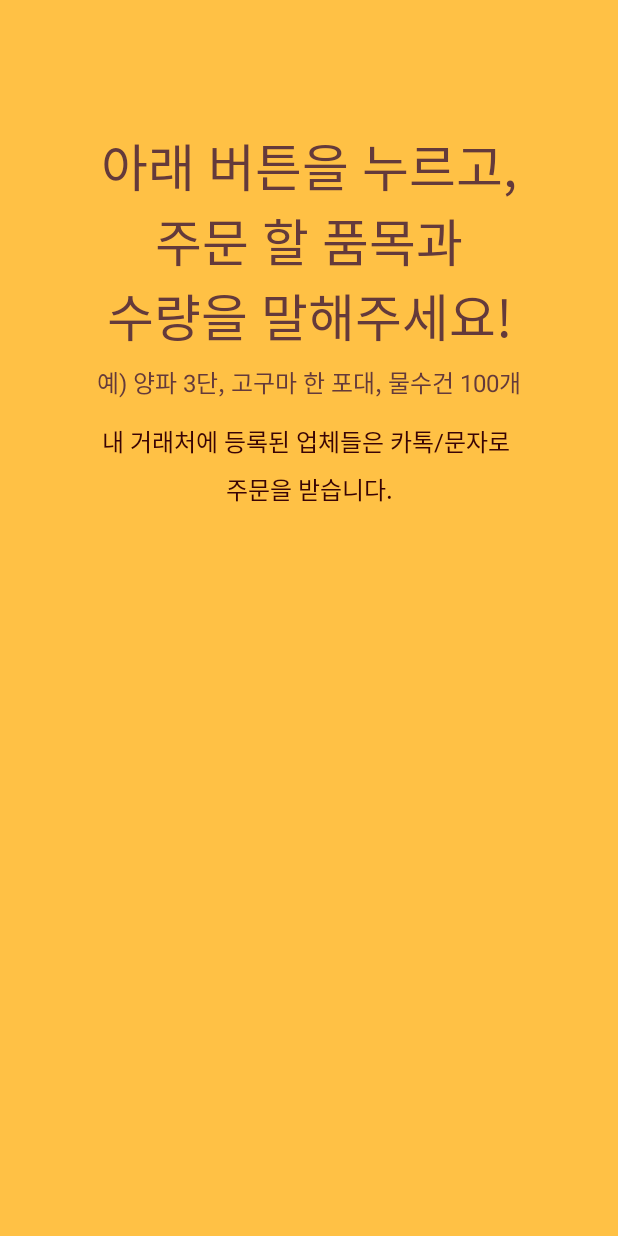
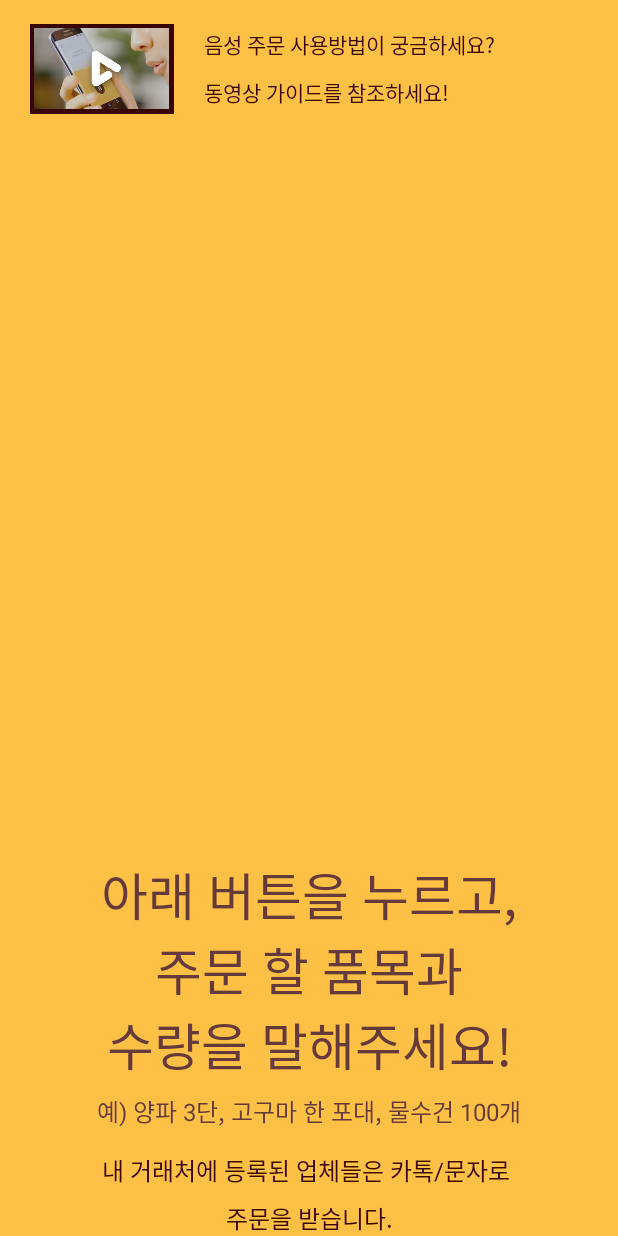
Before and after one commit to jaehong0721/VoiceOrder, an Android app: the layout layout_component_record_guide.xml on its own in the app's theme, with its tools: preview values and no code run, on a phone screen of 412 x 824 dp. Run offline under Robolectric (Android 15) with nearby library versions, the light colour scheme and no system bars; Roboto replaces fonts that are not available here.

Commit message:
녹음 가이드 레이아웃에 튜토리얼 아이콘, 문구 추가

```diff
--- a/app/src/main/res/layout/layout_component_record_guide.xml
+++ b/app/src/main/res/layout/layout_component_record_guide.xml
@@ -4,32 +4,60 @@
                 android:layout_height="match_parent"
                 android:background="@color/primaryYellow">
 
-    <TextView
+    <LinearLayout
         android:layout_width="match_parent"
         android:layout_height="wrap_content"
-        android:layout_alignParentTop="true"
+        android:layout_marginTop="16dp"
+        android:orientation="horizontal">
+
+        <ImageView
+            android:id="@+id/ivPlayTutorialVideo"
+            android:layout_width="wrap_content"
+            android:layout_height="wrap_content"
+            android:layout_marginLeft="20dp"
+            android:src="@drawable/movie"/>
+
+        <TextView
+            android:layout_width="wrap_content"
+            android:layout_height="wrap_content"
+            android:layout_gravity="center_vertical"
+            android:layout_marginLeft="20dp"
+            android:lineSpacingExtra="11sp"
+            android:text="@string/tutorial_instruction"
+            android:textSize="14sp"/>
+
+    </LinearLayout>
+
+    <RelativeLayout
+        android:layout_width="match_parent"
+        android:layout_height="wrap_content"
+        android:layout_alignParentBottom="true">
+
+        <TextView
+            android:id="@+id/tvGuide"
+            android:layout_width="match_parent"
+            android:layout_height="wrap_content"
             android:layout_alignParentLeft="true"
             android:layout_alignParentStart="true"
-        android:layout_marginTop="85dp"
-        android:id="@+id/tvGuide"
+            android:layout_alignParentTop="true"
+            android:gravity="center"
             android:text="@string/voice_order_guide_main_instruction"
+            android:textColor="@color/textGuideInstruction"
             android:textSize="@dimen/guideInstructionsTextSize"
-        android:textColor="@color/textGuideInstruction"
-        android:gravity="center"
             />
 
         <TextView
+            android:id="@+id/tvExample"
             android:layout_width="match_parent"
             android:layout_height="wrap_content"
+            android:layout_alignParentLeft="true"
+            android:layout_alignParentStart="true"
+            android:layout_below="@+id/tvGuide"
             android:layout_marginTop="7dp"
-        android:id="@+id/tvExample"
+            android:gravity="center"
             android:text="@string/guide_example"
-        android:textSize="@dimen/guideExampleTextSize"
             android:textColor="@color/textGuideInstruction"
-        android:gravity="center"
-        android:layout_below="@+id/tvGuide"
-        android:layout_alignParentLeft="true"
-        android:layout_alignParentStart="true" />
+            android:textSize="@dimen/guideExampleTextSize"/>
 
 
         <TextView
@@ -45,3 +73,4 @@
             android:textColor="@color/dark_maroon"
             android:textSize="16sp"/>
     </RelativeLayout>
+</RelativeLayout>
--- a/app/src/main/res/values/strings.xml
+++ b/app/src/main/res/values/strings.xml
@@ -6,6 +6,7 @@
     <string name="grape_number">0230122888</string>
 
     <string name="tutorial_video_id">9D-YTRNHaaw</string>
+    <string name="tutorial_instruction">음성 주문 사용방법이 궁금하세요?\n동영상 가이드를 참조하세요!</string>
 
     <string name="voice_order_guide_main_instruction">아래 버튼을 누르고,\n주문 할 품목과\n수량을 말해주세요!</string>
     <string name="voice_order_guide_sub_instruction">내 거래처에 등록된 업체들은 카톡/문자로 \n주문을 받습니다.</string>
@@ -18,4 +19,5 @@
 
     <string name="request_estimate_main_instruction">사장님,더 저렴한 가격의\n식자재를 찾으세요?</string>
     <string name="request_estimate_sub_instruction">지금 바로 거상에 견적 요청을 해보세요.\n거상이 직접 저렴한 납품 업체에서 견적서를 받아\n사장님께 전달 드립니다</string>
+
 </resources>
```
Lines whose indentation alone changed are shown as unchanged.
